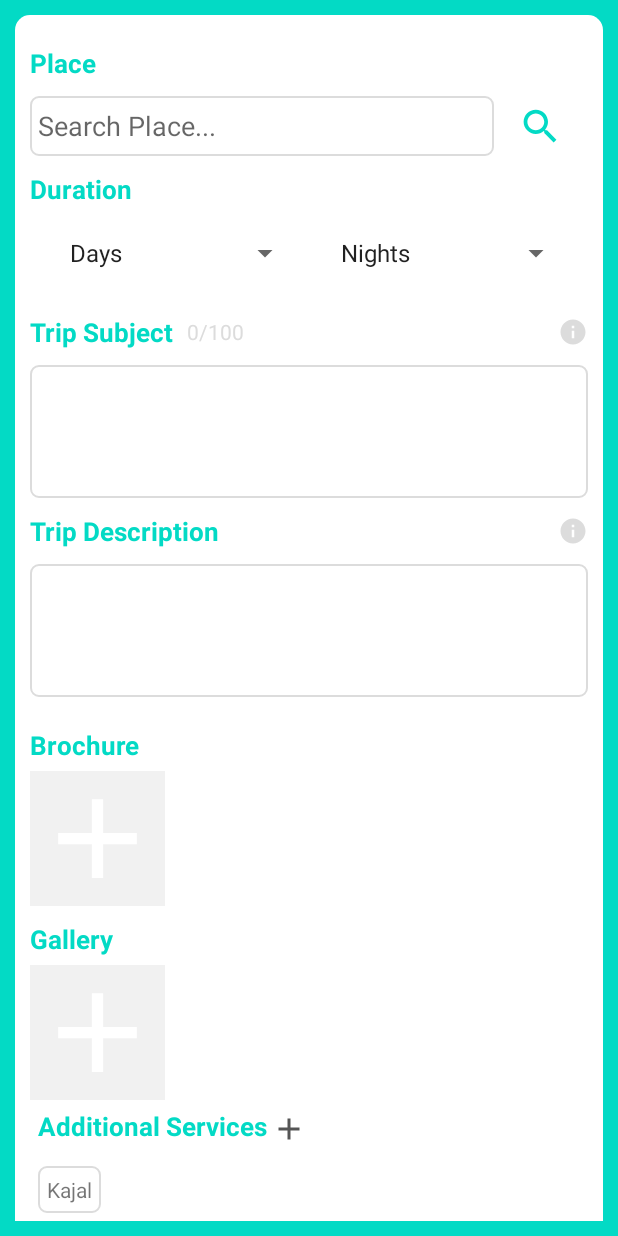
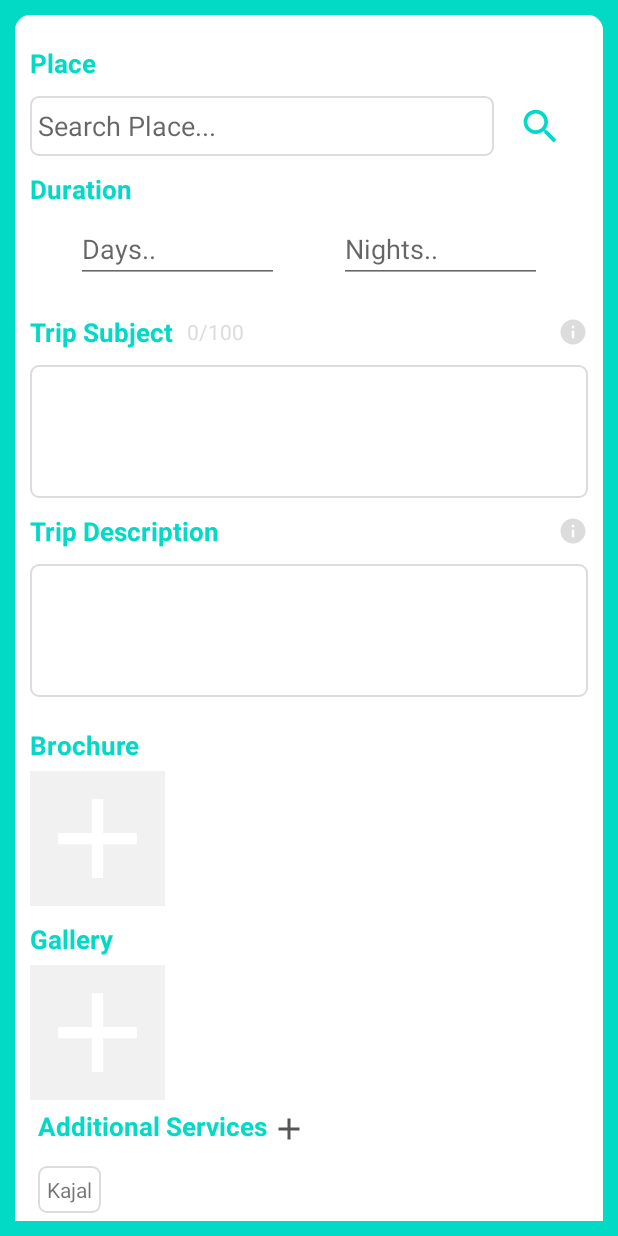
Before and after one commit to kajal148/YM, an Android app: the screen it shows after launch (MainActivity), on a phone screen of 412 x 824 dp. Run offline under Robolectric (Android 15) with nearby library versions, the phone set to English and light mode, and no system bars; our stand-ins replace Firebase (no records; nobody signed in at launch, a user with empty details on screens opened directly).

Commit message:
updated days and nights text

```diff
--- a/app/src/main/java/com/kajal/ym/MainActivity.java
+++ b/app/src/main/java/com/kajal/ym/MainActivity.java
@@ -7,6 +7,7 @@ import androidx.recyclerview.widget.RecyclerView;
 import android.app.Dialog;
 import android.content.ClipData;
 import android.content.Intent;
+import android.graphics.Color;
 import android.net.Uri;
 import android.os.Bundle;
 import android.text.Editable;
@@ -14,6 +15,7 @@ import android.text.TextWatcher;
 import android.view.View;
 import android.widget.AdapterView;
 import android.widget.ArrayAdapter;
+import android.widget.AutoCompleteTextView;
 import android.widget.Button;
 import android.widget.EditText;
 import android.widget.ImageButton;
@@ -34,7 +36,10 @@ public class MainActivity extends AppCompatActivity {
     TextView mCountTextView;
     EditText mCountEditText;
 
-    Spinner days,nights;
+    //Spinner days,nights;
+    String[] days ={"1","2","3","4","5","6","7","8","9","10"};
+    String[] nights ={"1","2","3","4","5","6","7","8","9","10"};
+
     RecyclerView gallery,brochure;
     ImageView mGalleryClick, mBrochureClick;
 
@@ -101,6 +106,19 @@ public class MainActivity extends AppCompatActivity {
         });
 
 
+                    //DAYS AND NIGHTS
+            ArrayAdapter<String> days_adapter = new ArrayAdapter<String>(this,android.R.layout.select_dialog_item,days);
+            AutoCompleteTextView days_act =  (AutoCompleteTextView)findViewById(R.id.spinner_days);
+            days_act.setThreshold(1);
+            days_act.setAdapter(days_adapter);
+            days_act.setTextColor(Color.BLACK);
+
+            ArrayAdapter<String> nights_adapter = new ArrayAdapter<String>(this,android.R.layout.select_dialog_item,nights);
+            AutoCompleteTextView nights_act =  (AutoCompleteTextView)findViewById(R.id.spinner_nights);
+            nights_act.setThreshold(1);
+            nights_act.setAdapter(nights_adapter);
+            nights_act.setTextColor(Color.BLACK);
+
             //Search PLACE RECYCLE VIEW LIST
 
         //mRecyclerView = (RecyclerView) findViewById(R.id.result_list);
@@ -157,7 +175,7 @@ public class MainActivity extends AppCompatActivity {
         */
                 //SPINNER FOR DAYS AND NIGHT
 
-        days = findViewById(R.id.spinner_days);
+        /*days = findViewById(R.id.spinner_days);
         nights = findViewById(R.id.spinner_months);
 
         List<String> array_days = new ArrayList<>();
@@ -220,7 +238,7 @@ public class MainActivity extends AppCompatActivity {
             @Override
             public void onNothingSelected(AdapterView<?> parent) {
             }
-        });
+        });*/
 
 
                                                     // RECYCLE VIEW FOR GALLERY AND BROCHURE
@@ -329,7 +347,7 @@ public class MainActivity extends AppCompatActivity {
                         for (int count = 0; count < selectedImages.getItemCount(); count++)
                             brochureList.add(selectedImages.getItemAt(count).getUri());
                     } else if (imagereturnintent.getData() != null) {
-                        brochureList.add(imagereturnintent.getData());
+                            brochureList.add(imagereturnintent.getData());
                     }
                     loadImageViewBrochure(brochureList);
                 }
--- a/app/src/main/res/layout/activity_main.xml
+++ b/app/src/main/res/layout/activity_main.xml
@@ -75,22 +75,30 @@
             android:layout_width="match_parent"
             android:layout_height="wrap_content"
             android:padding="5dp"
+            android:layout_margin="5dp"
             android:orientation="horizontal">
 
-            <Spinner
+            <AutoCompleteTextView
                 android:id="@+id/spinner_days"
                 android:layout_width="0dp"
                 android:layout_height="40dp"
                 android:layout_weight="1"
-                android:layout_margin="5dp" />
+                android:hint="Days.."
+                android:layout_marginLeft="20dp"
+                android:layout_marginRight="20dp"
+                />
 
-            <Spinner
-                android:id="@+id/spinner_months"
+            <AutoCompleteTextView
+                android:id="@+id/spinner_nights"
                 android:layout_width="0dp"
                 android:layout_height="40dp"
+                android:inputType="number"
                 android:layout_weight="1"
-                android:layout_margin="5dp"
+                android:hint="Nights.."
+                android:layout_marginLeft="20dp"
+                android:layout_marginRight="20dp"
                 />
+
         </LinearLayout>
 
         <RelativeLayout
```
